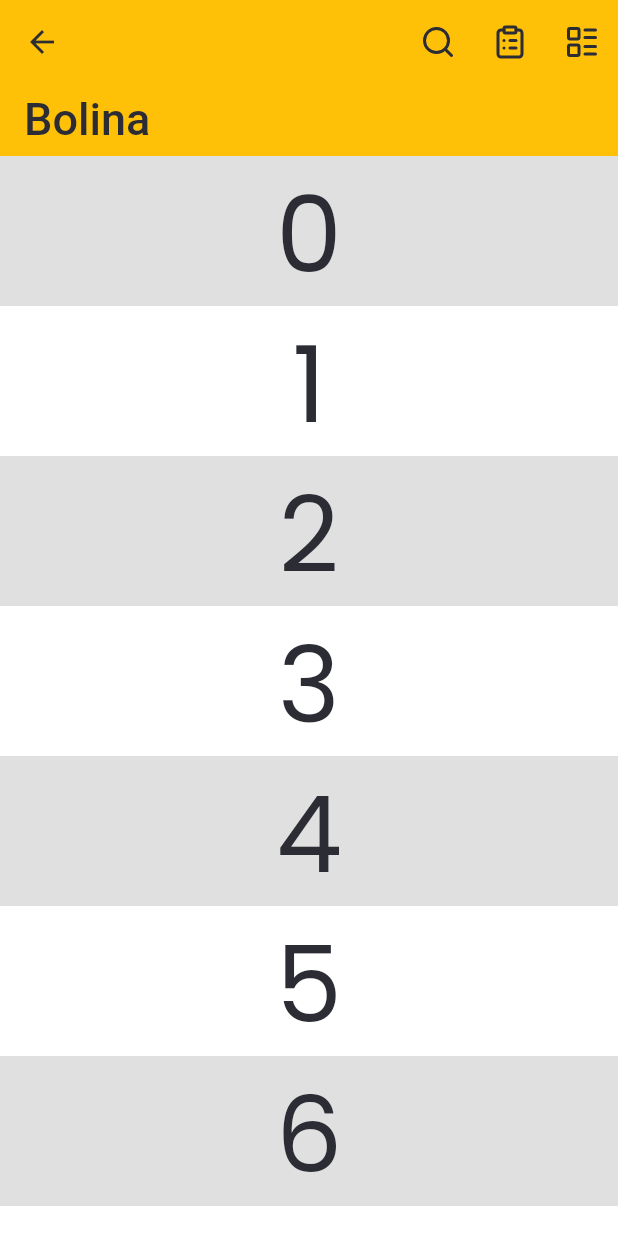
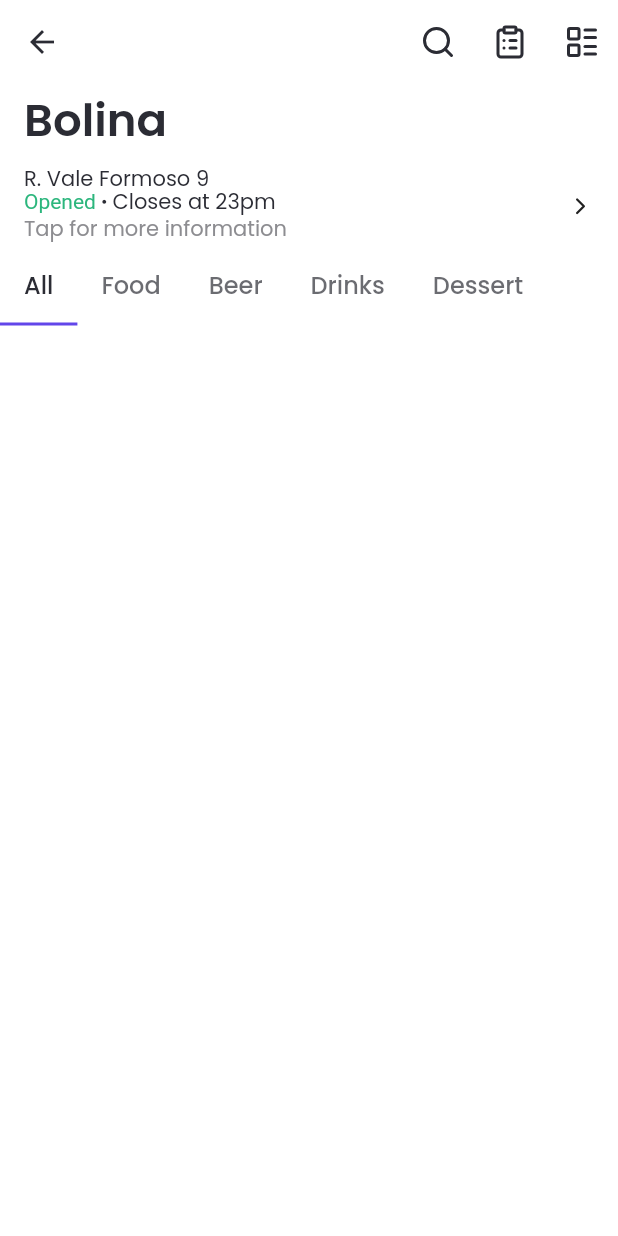
Before and after one commit to ggalambas/mywaiter_ui, a Flutter app: the RestaurantPage screen opened by its route, on a phone screen of 412 x 824 dp. Run offline on Flutter 3.47's test engine with Material 2 defaults, Android fonts, the phone set to English and light mode, and no system bars; our stand-ins replace flutter_sticky_header, flutter_svg, flutter_svg_provider, google_fonts, lucide_icons; network calls fail.

Commit message:
flexible space title

```diff
--- a/lib/components/item_tile.dart
+++ b/lib/components/item_tile.dart
@@ -42,7 +42,10 @@ class ItemTile extends StatelessWidget {
               crossAxisAlignment: CrossAxisAlignment.start,
               children: [
                 Text(title, style: theme.textTheme.bodyText1),
-                if (subtitle != null) subtitle!,
+                if (subtitle != null) ...[
+                  SizedBox(height: 4),
+                  subtitle!,
+                ],
               ],
             ),
             Spacer(),
--- a/lib/config/extensions.dart
+++ /dev/null
@@ -1,7 +0,0 @@
-extension IterableX<E> on Iterable<E> {
-  Iterable<T> mapI<T>(T Function(E e, int i) toElement) sync* {
-    for (var i = 0; i < length; i++) {
-      yield toElement(elementAt(i), i);
-    }
-  }
-}
--- a/lib/config/theme/theme.dart
+++ b/lib/config/theme/theme.dart
@@ -10,6 +10,7 @@ ThemeData theme(ColorScheme colorScheme) => ThemeData(
       errorColor: colorScheme.error,
       scaffoldBackgroundColor: colorScheme.background,
       canvasColor: colorScheme.background,
+      primaryTextTheme: _textTheme(colorScheme),
       textTheme: _textTheme(colorScheme),
       appBarTheme: _appBarTheme(colorScheme),
       scrollbarTheme: _scrollbarTheme(),
@@ -61,25 +62,34 @@ ScrollbarThemeData _scrollbarTheme() => ScrollbarThemeData(
 
 TextTheme _textTheme(ColorScheme colorScheme) => GoogleFonts.poppinsTextTheme(
       TextTheme(
-        // color: Colors.green,
+        headline6: TextStyle(
+          color: colorScheme.onBackground,
+          fontSize: 20,
+          height: 1,
+        ),
         subtitle1: TextStyle(
           color: colorScheme.onBackground,
           fontSize: 14,
+          height: 1,
         ),
         bodyText1: TextStyle(
           color: colorScheme.onBackground,
           fontSize: 16,
+          height: 1,
         ),
         bodyText2: TextStyle(
           color: colorScheme.onBackground,
           fontSize: 14,
+          height: 1,
         ),
         caption: TextStyle(
           color: colorScheme.onSurface,
           fontSize: 12,
+          height: 1,
         ),
         button: TextStyle(
           fontSize: 14,
+          height: 1,
           fontWeight: FontWeight.w500,
         ),
       ),
--- a/lib/pages/home_page.dart
+++ b/lib/pages/home_page.dart
@@ -1,5 +1,4 @@
 import 'package:flutter/material.dart';
-import 'package:mywaiter_design/config/extensions.dart';
 import 'package:mywaiter_design/pages/home_tabs/feed_tab.dart';
 import 'package:mywaiter_design/pages/home_tabs/orders_tab.dart';
 import 'package:mywaiter_design/pages/home_tabs/search_tab.dart';
@@ -40,7 +39,7 @@ class _HomePageState extends State<HomePage> {
         showUnselectedLabels: false,
         selectedItemColor: theme.colorScheme.onBackground,
         unselectedItemColor: theme.colorScheme.onSurface,
-        items: tabs.mapI((tab, i) {
+        items: tabs.map((tab) {
           return BottomNavigationBarItem(
             icon: tab.icon,
             activeIcon: tab.activeIcon,
--- a/lib/pages/home_tabs/orders_tab.dart
+++ b/lib/pages/home_tabs/orders_tab.dart
@@ -68,13 +68,14 @@ class OrderTile extends StatelessWidget {
             ),
         ],
       ),
-      trailing: Text.rich(
-        TextSpan(
-          text: '14/01\n',
-          style: theme.textTheme.caption,
-          children: [TextSpan(text: '16h20')],
-        ),
-        textAlign: TextAlign.end,
+      trailing: Column(
+        mainAxisSize: MainAxisSize.min,
+        crossAxisAlignment: CrossAxisAlignment.end,
+        children: [
+          Text('14/01', style: theme.textTheme.caption),
+          SizedBox(height: 4),
+          Text('16h20', style: theme.textTheme.caption),
+        ],
       ),
     );
   }
--- a/lib/pages/restaurant_page.dart
+++ b/lib/pages/restaurant_page.dart
@@ -1,6 +1,9 @@
 import 'package:flutter/material.dart';
+import 'package:flutter_sticky_header/flutter_sticky_header.dart';
 import 'package:lucide_icons/lucide_icons.dart';
-import 'package:mywaiter_design/components/product_item.dart';
+import 'package:mywaiter_design/config/constants.dart';
+import 'package:mywaiter_design/config/theme/palette.dart';
+import 'package:mywaiter_design/widgets/flexible_space_title.dart';
 
 enum View { grid, list }
 
@@ -31,19 +34,10 @@ class RestaurantPage extends StatefulWidget {
   State<RestaurantPage> createState() => _RestaurantPageState();
 }
 
-class _RestaurantPageState extends State<RestaurantPage>
-    with SingleTickerProviderStateMixin {
-  View view = View.grid;
+class _RestaurantPageState extends State<RestaurantPage> {
+  var view = View.grid;
 
-  final expandedHeight = 48;
-  final scrollController = ScrollController();
-  var paddingIncrement = EdgeInsets.zero;
-
-  late final controller = TabController(
-    length: categories.length,
-    vsync: this,
-  );
-
+  final opened = true;
   final categories = [
     'All',
     'Food',
@@ -53,138 +47,105 @@ class _RestaurantPageState extends State<RestaurantPage>
   ];
 
   @override
-  void initState() {
-    super.initState();
-    scrollController.addListener(() {
-      final expansion =
-          scrollController.offset.clamp(0, expandedHeight) / expandedHeight;
-      setState(() {
-        paddingIncrement = EdgeInsets.only(
-          left: (72 - 16) * expansion,
-          bottom: (16 - 8) * expansion,
-        );
-      });
-    });
-  }
-
-  @override
-  void dispose() {
-    controller.dispose();
-    super.dispose();
-  }
-
-  @override
   Widget build(BuildContext context) {
     final theme = Theme.of(context);
     return Scaffold(
-      body: CustomScrollView(
-        controller: scrollController,
+      body: DefaultTabController(
+        length: categories.length,
+        child: CustomScrollView(
           slivers: [
             SliverAppBar(
               pinned: true,
-            expandedHeight: kToolbarHeight + expandedHeight,
-            flexibleSpace: FlexibleSpaceBar(
-              title: Text(
-                'Bolina',
-                style: TextStyle(color: theme.colorScheme.onBackground),
+              expandedHeight: kToolbarHeight + 12 + 30 + 8,
+              flexibleSpace: FlexibleSpaceTitle('Bolina'),
+              actions: [
+                IconButton(
+                  onPressed: () {},
+                  icon: Icon(LucideIcons.search),
                 ),
-              titlePadding: EdgeInsets.only(left: 16, bottom: 8).add(
-                paddingIncrement,
+                IconButton(
+                  onPressed: () {},
+                  icon: Icon(LucideIcons.clipboardList),
                 ),
-              background: Container(color: Colors.amber), //!
-            ),
-            actions: [
-              IconButton(onPressed: () {}, icon: Icon(LucideIcons.search)),
-              IconButton(
-                  onPressed: () {}, icon: Icon(LucideIcons.clipboardList)),
                 IconButton(
                   onPressed: () => setState(() => view = view.swap()),
                   icon: Icon(view.swapIcon),
                 ),
               ],
             ),
-          SliverList(
-            delegate: SliverChildBuilderDelegate(
-              (BuildContext context, int index) {
-                return Container(
-                  color: index.isOdd ? Colors.white : Colors.black12,
-                  height: 100.0,
-                  child: Center(
-                    child: Text('$index', textScaleFactor: 5),
+            SliverToBoxAdapter(
+              child: InkWell(
+                onTap: () {}, //! navigate to info
+                child: Padding(
+                  padding: EdgeInsets.symmetric(
+                    horizontal: kScreenPadding,
+                    vertical: 8,
                   ),
-                );
-              },
-              childCount: 20,
-            ),
-          ),
-        ],
-      ),
-    );
-    return Scaffold(
-      appBar: AppBar(
-        actions: [
-          IconButton(onPressed: () {}, icon: Icon(LucideIcons.search)),
-          IconButton(onPressed: () {}, icon: Icon(LucideIcons.clipboardList)),
-          IconButton(
-            onPressed: () => setState(() => view = view.swap()),
-            icon: Icon(view.swapIcon),
-          ),
-        ],
-      ),
-      body: Column(
-        crossAxisAlignment: CrossAxisAlignment.start,
-        children: [
-          Text('Bolina'),
-          InkWell(
-            onTap: () {},
                   child: Row(
+                    mainAxisAlignment: MainAxisAlignment.spaceBetween,
                     children: [
                       Column(
                         crossAxisAlignment: CrossAxisAlignment.start,
                         children: [
                           Text('R. Vale Formoso 9'),
-                    Text('Opened ∙ Closes at 23pm'),
-                    Text('Tap for more information'),
-                  ],
+                          Text.rich(
+                            TextSpan(
+                              children: [
+                                opened
+                                    ? TextSpan(
+                                        text: 'Opened',
+                                        style: TextStyle(color: Palette.green),
+                                      )
+                                    : TextSpan(
+                                        text: 'Closed',
+                                        style: TextStyle(color: Palette.red),
                                       ),
-                Spacer(),
-                IconButton(
-                    onPressed: null, icon: Icon(LucideIcons.chevronRight)),
+                                TextSpan(text: ' ∙ Closes at 23pm'),
                               ],
                             ),
                           ),
-          Expanded(
-            child: Column(
-              children: [
-                TabBar(
-                  controller: controller,
+                          SizedBox(height: 4),
+                          Text(
+                            'Tap for more information',
+                            style:
+                                TextStyle(color: theme.colorScheme.onSurface),
+                          ),
+                        ],
+                      ),
+                      Icon(LucideIcons.chevronRight, size: kSmallIconSize),
+                    ],
+                  ),
+                ),
+              ),
+            ),
+            SliverStickyHeader(
+              header: TabBar(
                 isScrollable: true,
                 indicatorColor: theme.primaryColor,
                 tabs: [...categories.map((category) => Tab(text: category))],
               ),
-                Expanded(
-                  child: TabBarView(
-                    controller: controller,
-                    // filter items by category
-                    children: [
-                      for (var i = 0; i < categories.length; i++)
-                        Wrap(
-                          spacing: 8,
-                          children: [
-                            for (var i = 0; i < 5; i++) ...[
-                              ProductItem(view: view),
-                              SizedBox(height: 16)
-                            ]
-                          ],
-                        ),
-                    ],
+              sliver: SliverToBoxAdapter(
+                  // child: TabBarView(
+                  //   //* filter items by category
+                  //   children: [
+                  //     ...categories.map(
+                  //       (_) => Wrap(
+                  //         spacing: 8,
+                  //         children: [
+                  //           for (var i = 0; i < 5; i++) ...[
+                  //             ProductItem(view: view),
+                  //             SizedBox(height: 16)
+                  //           ]
+                  //         ],
+                  //       ),
+                  //     ),
+                  //   ],
+                  // ),
                   ),
             ),
           ],
         ),
       ),
-        ],
-      ),
     );
   }
 }
--- /dev/null
+++ b/lib/widgets/flexible_space_title.dart
@@ -0,0 +1,39 @@
+import 'package:flutter/material.dart';
+
+class FlexibleSpaceTitle extends StatelessWidget {
+  final String text;
+  final EdgeInsets padding;
+
+  const FlexibleSpaceTitle(
+    this.text, {
+    this.padding = const EdgeInsets.only(left: 16, bottom: 8),
+  });
+
+  @override
+  Widget build(BuildContext context) {
+    return LayoutBuilder(
+      builder: (context, _) {
+        final settings = context
+            .dependOnInheritedWidgetOfExactType<FlexibleSpaceBarSettings>()!;
+        final maxExtent = settings.maxExtent - settings.minExtent;
+        final currentExtent = settings.currentExtent - settings.minExtent;
+        final scrollRate = (1.0 - currentExtent / maxExtent).clamp(0.0, 1.0);
+        // 0.0 -> Expanded
+        // 1.0 -> Collapsed
+
+        return FlexibleSpaceBar(
+          title: Text(
+            text,
+            style: TextStyle(
+              fontWeight: scrollRate == 1 ? null : FontWeight.w600,
+            ),
+          ),
+          titlePadding: EdgeInsets.only(
+            left: padding.left + (72 - padding.left) * scrollRate,
+            bottom: padding.bottom + (16 - padding.bottom) * scrollRate,
+          ),
+        );
+      },
+    );
+  }
+}
--- a/pubspec.yaml
+++ b/pubspec.yaml
@@ -30,6 +30,7 @@ dependencies:
   cupertino_icons: ^1.0.2
   flutter:
     sdk: flutter
+  flutter_sticky_header: ^0.6.0
   flutter_svg: ^1.0.0
   flutter_svg_provider: ^1.0.1
   google_fonts: ^2.2.0
```
Also changed, not shown: pubspec.lock. Lines whose indentation alone changed are shown as unchanged.
